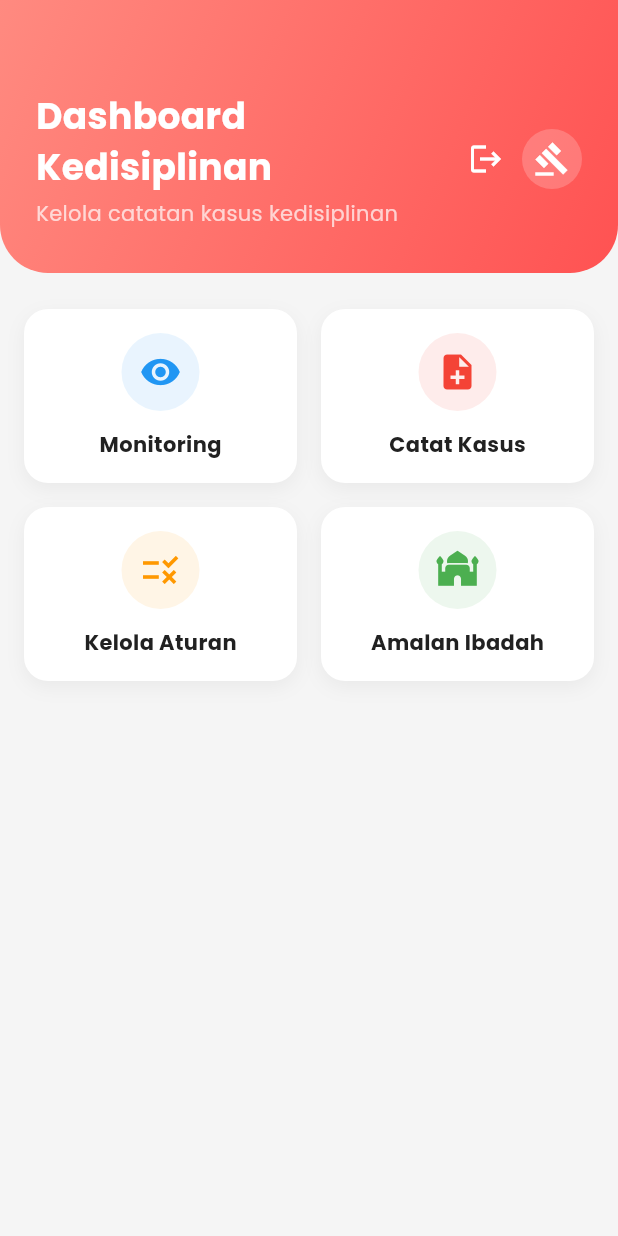
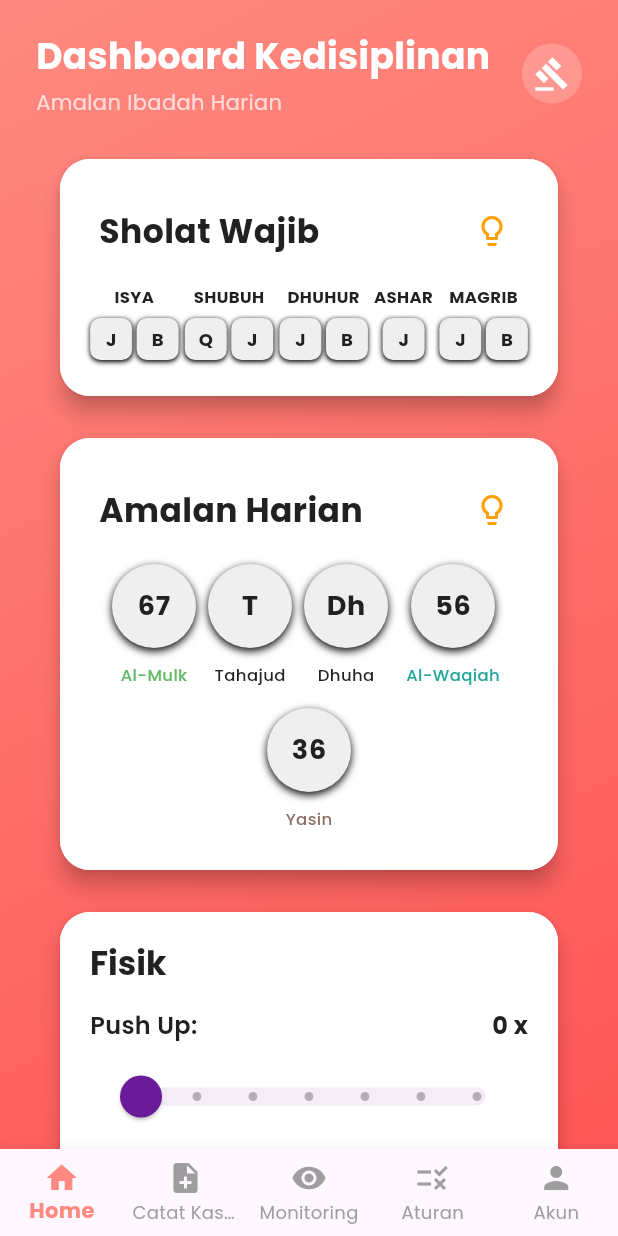
Before and after one commit to ucup-baba/Recap-bq, a Flutter app: the KedisiplinanDashboardView screen opened by its route, on a phone screen of 412 x 824 dp. Run offline on Flutter 3.47's test engine with Material 3 defaults, Android fonts, the phone set to English and light mode, and no system bars; our stand-ins replace cached_network_image, cloud_firestore, firebase_auth, firebase_core, firebase_messaging, firebase_storage and 7 more; missing offline and left inert: quran; accounts and stored records are empty; network calls fail.

Commit message:
feat: kedisiplinan dashboard with bottom navigation bar - 5 tabs (Home, Catat Kasus, Monitoring, Aturan, Akun)

```diff
--- a/lib/app/modules/kedisiplinan_dashboard/kedisiplinan_dashboard_controller.dart
+++ b/lib/app/modules/kedisiplinan_dashboard/kedisiplinan_dashboard_controller.dart
@@ -7,6 +7,16 @@ import '../../data/services/auth_service.dart';
 
 class KedisiplinanDashboardController extends GetxController {
   final _authService = AuthService.instance;
+
+  // Tab navigation
+  final currentTabIndex = 0.obs;
+
+  void changeTab(int index) {
+    Logger.info(
+      'Kedisiplinan: Changing tab from ${currentTabIndex.value} to $index',
+    );
+    currentTabIndex.value = index;
+  }
 
   void openMonitoring() => Get.toNamed(AppRoutes.violationMonitoring);
 
--- a/lib/app/modules/kedisiplinan_dashboard/kedisiplinan_dashboard_view.dart
+++ b/lib/app/modules/kedisiplinan_dashboard/kedisiplinan_dashboard_view.dart
@@ -2,6 +2,16 @@ import 'package:flutter/material.dart';
 import 'package:get/get.dart';
 
 import '../../core/theme/app_colors.dart';
+import '../../widgets/amalan_harian_card.dart';
+import '../../widgets/fisik_card.dart';
+import '../../widgets/sholat_wajib_card.dart';
+import '../kedisiplinan_ibadah/kedisiplinan_ibadah_controller.dart';
+import '../manage_violation_rules/manage_violation_rules_controller.dart';
+import '../manage_violation_rules/manage_violation_rules_view.dart';
+import '../record_violation/record_violation_controller.dart';
+import '../record_violation/record_violation_view.dart';
+import '../violation_monitoring/violation_monitoring_controller.dart';
+import '../violation_monitoring/violation_monitoring_view.dart';
 import 'kedisiplinan_dashboard_controller.dart';
 
 class KedisiplinanDashboardView
@@ -10,15 +20,95 @@ class KedisiplinanDashboardView
 
   @override
   Widget build(BuildContext context) {
+    // Ensure controllers are available for embedded tabs
+    if (!Get.isRegistered<KedisiplinanIbadahController>()) {
+      Get.put(KedisiplinanIbadahController());
+    }
+    if (!Get.isRegistered<RecordViolationController>()) {
+      Get.put(RecordViolationController());
+    }
+    if (!Get.isRegistered<ViolationMonitoringController>()) {
+      Get.put(ViolationMonitoringController());
+    }
+    if (!Get.isRegistered<ManageViolationRulesController>()) {
+      Get.put(ManageViolationRulesController());
+    }
+
     return Scaffold(
       backgroundColor: AppColors.background,
-      body: Column(
+      body: SafeArea(
+        child: Obx(() {
+          final currentIndex = controller.currentTabIndex.value;
+          return IndexedStack(
+            index: currentIndex,
+            children: [
+              // Tab 0: Home (Header + Ibadah Tracker)
+              KeyedSubtree(
+                key: const ValueKey('tab_0_home'),
+                child: _buildHomeTab(),
+              ),
+              // Tab 1: Catat Kasus
+              const KeyedSubtree(
+                key: ValueKey('tab_1_catat_kasus'),
+                child: RecordViolationView(hideAppBar: true),
+              ),
+              // Tab 2: Monitoring
+              const KeyedSubtree(
+                key: ValueKey('tab_2_monitoring'),
+                child: ViolationMonitoringView(hideAppBar: true),
+              ),
+              // Tab 3: Kelola Aturan
+              const KeyedSubtree(
+                key: ValueKey('tab_3_kelola_aturan'),
+                child: ManageViolationRulesView(hideAppBar: true),
+              ),
+              // Tab 4: Akun
+              KeyedSubtree(
+                key: const ValueKey('tab_4_account'),
+                child: _buildAccountTab(),
+              ),
+            ],
+          );
+        }),
+      ),
+      bottomNavigationBar: Obx(
+        () => BottomNavigationBar(
+          currentIndex: controller.currentTabIndex.value,
+          onTap: controller.changeTab,
+          type: BottomNavigationBarType.fixed,
+          selectedItemColor: AppColors.headerGradient.colors.first,
+          unselectedItemColor: Colors.grey,
+          selectedLabelStyle: const TextStyle(fontWeight: FontWeight.bold),
+          items: const [
+            BottomNavigationBarItem(icon: Icon(Icons.home), label: 'Home'),
+            BottomNavigationBarItem(
+              icon: Icon(Icons.note_add),
+              label: 'Catat Kasus',
+            ),
+            BottomNavigationBarItem(
+              icon: Icon(Icons.visibility),
+              label: 'Monitoring',
+            ),
+            BottomNavigationBarItem(icon: Icon(Icons.rule), label: 'Aturan'),
+            BottomNavigationBarItem(icon: Icon(Icons.person), label: 'Akun'),
+          ],
+        ),
+      ),
+    );
+  }
+
+  // ============ TAB 0: HOME ============
+  Widget _buildHomeTab() {
+    final ibadahController = Get.find<KedisiplinanIbadahController>();
+    return SingleChildScrollView(
+      child: Column(
+        crossAxisAlignment: CrossAxisAlignment.start,
         children: [
           // Header Gradient
           Container(
             padding: const EdgeInsets.only(
-              top: 60,
-              bottom: 30,
+              top: 20,
+              bottom: 20,
               left: 24,
               right: 24,
             ),
@@ -29,7 +119,10 @@ class KedisiplinanDashboardView
                 bottomRight: Radius.circular(32),
               ),
             ),
-            child: Row(
+            child: Column(
+              crossAxisAlignment: CrossAxisAlignment.start,
+              children: [
+                Row(
                   children: [
                     const Expanded(
                       child: Column(
@@ -45,23 +138,14 @@ class KedisiplinanDashboardView
                           ),
                           SizedBox(height: 4),
                           Text(
-                        'Kelola catatan kasus kedisiplinan',
-                        style: TextStyle(color: Colors.white70, fontSize: 14),
+                            'Amalan Ibadah Harian',
+                            style: TextStyle(
+                              color: Colors.white70,
+                              fontSize: 14,
+                            ),
                           ),
                         ],
                       ),
-                ),
-                Row(
-                  children: [
-                    // Logout Button
-                    IconButton(
-                      onPressed: controller.logout,
-                      icon: const Icon(
-                        Icons.logout,
-                        color: Colors.white,
-                        size: 24,
-                      ),
-                      tooltip: 'Logout',
                     ),
                     // Kedisiplinan Icon
                     Container(
@@ -74,103 +158,99 @@ class KedisiplinanDashboardView
                     ),
                   ],
                 ),
+                const SizedBox(height: 20),
+                // Ibadah Cards
+                Obx(() {
+                  final ibadahData = ibadahController.todayIbadah();
+                  return Column(
+                    children: [
+                      SholatWajibCard(
+                        ibadahData: ibadahData,
+                        onUpdate: (updated) =>
+                            ibadahController.updateIbadah(updated),
+                      ),
+                      const SizedBox(height: 12),
+                      AmalanHarianCard(
+                        ibadahData: ibadahData,
+                        selectedDate: DateTime.now(),
+                        onUpdate: (updated) =>
+                            ibadahController.updateIbadah(updated),
+                      ),
+                      const SizedBox(height: 12),
+                      FisikCard(
+                        ibadahData: ibadahData,
+                        onUpdate: (updated) =>
+                            ibadahController.updateIbadah(updated),
+                      ),
                     ],
-            ),
-          ),
-
-          const SizedBox(height: 24),
-
-          // Menu Actions
-          Padding(
-            padding: const EdgeInsets.symmetric(horizontal: 16),
-            child: Row(
-              children: [
-                _buildMenuCard(
-                  title: 'Monitoring',
-                  icon: Icons.visibility,
-                  color: Colors.blue,
-                  onTap: controller.openMonitoring,
-                ),
-                const SizedBox(width: 16),
-                _buildMenuCard(
-                  title: 'Catat Kasus',
-                  icon: Icons.note_add,
-                  color: Colors.red,
-                  onTap: controller.openRecordViolation,
-                ),
+                  );
+                }),
               ],
             ),
           ),
           const SizedBox(height: 16),
-          Padding(
-            padding: const EdgeInsets.symmetric(horizontal: 16),
-            child: Row(
+        ],
+      ),
+    );
+  }
+
+  // ============ TAB 4: AKUN ============
+  Widget _buildAccountTab() {
+    return Scaffold(
+      backgroundColor: AppColors.background,
+      appBar: AppBar(
+        title: const Text('Akun'),
+        backgroundColor: AppColors.headerGradient.colors.first,
+        foregroundColor: Colors.white,
+        automaticallyImplyLeading: false,
+      ),
+      body: ListView(
+        padding: const EdgeInsets.all(16),
         children: [
-                _buildMenuCard(
-                  title: 'Kelola Aturan',
-                  icon: Icons.rule,
-                  color: Colors.orange,
-                  onTap: controller.openManageRules,
+          // User Info
+          Card(
+            elevation: 2,
+            shape: RoundedRectangleBorder(
+              borderRadius: BorderRadius.circular(12),
             ),
-                const SizedBox(width: 16),
-                _buildMenuCard(
-                  title: 'Amalan Ibadah',
-                  icon: Icons.mosque,
-                  color: Colors.green,
-                  onTap: controller.openIbadahTracking,
+            child: const ListTile(
+              leading: CircleAvatar(
+                backgroundColor: Color(0xFFE57373),
+                child: Icon(Icons.gavel, color: Colors.white),
               ),
-              ],
+              title: Text(
+                'Kedisiplinan BQ',
+                style: TextStyle(fontWeight: FontWeight.bold),
+              ),
+              subtitle: Text('Pengelola Kedisiplinan'),
+            ),
+          ),
+          const SizedBox(height: 24),
+          // Logout Card
+          Card(
+            elevation: 2,
+            shape: RoundedRectangleBorder(
+              borderRadius: BorderRadius.circular(12),
+            ),
+            child: ListTile(
+              leading: CircleAvatar(
+                backgroundColor: Colors.red.withValues(alpha: 0.1),
+                child: const Icon(Icons.logout, color: Colors.red),
+              ),
+              title: const Text(
+                'Logout',
+                style: TextStyle(
+                  fontWeight: FontWeight.bold,
+                  color: Colors.red,
+                ),
+              ),
+              subtitle: const Text('Keluar dari aplikasi'),
+              trailing: const Icon(Icons.chevron_right, color: Colors.red),
+              onTap: controller.logout,
             ),
           ),
         ],
       ),
     );
   }
-
-  Widget _buildMenuCard({
-    required String title,
-    required IconData icon,
-    required Color color,
-    required VoidCallback onTap,
-  }) {
-    return Expanded(
-      child: GestureDetector(
-        onTap: onTap,
-        child: Container(
-          padding: const EdgeInsets.all(16),
-          decoration: BoxDecoration(
-            color: Colors.white,
-            borderRadius: BorderRadius.circular(16),
-            boxShadow: [
-              BoxShadow(
-                color: Colors.black.withValues(alpha: 0.05),
-                blurRadius: 10,
-                offset: const Offset(0, 4),
-              ),
-            ],
-          ),
-          child: Column(
-            children: [
-              Container(
-                padding: const EdgeInsets.all(12),
-                decoration: BoxDecoration(
-                  color: color.withValues(alpha: 0.1),
-                  shape: BoxShape.circle,
-                ),
-                child: Icon(icon, color: color, size: 28),
-              ),
-              const SizedBox(height: 12),
-              Text(
-                title,
-                style: const TextStyle(
-                  fontWeight: FontWeight.bold,
-                  fontSize: 14,
-                ),
-              ),
-            ],
-          ),
-        ),
-      ),
-    );
 }
-}
--- a/lib/app/modules/manage_violation_rules/manage_violation_rules_view.dart
+++ b/lib/app/modules/manage_violation_rules/manage_violation_rules_view.dart
@@ -6,25 +6,13 @@ import '../../data/models/violation_rule_model.dart';
 import 'manage_violation_rules_controller.dart';
 
 class ManageViolationRulesView extends GetView<ManageViolationRulesController> {
-  const ManageViolationRulesView({super.key});
+  final bool hideAppBar;
+
+  const ManageViolationRulesView({super.key, this.hideAppBar = false});
 
   @override
   Widget build(BuildContext context) {
-    return Scaffold(
-      backgroundColor: AppColors.background,
-      appBar: AppBar(
-        title: const Text('Kelola Aturan Pelanggaran'),
-        backgroundColor: AppColors.primaryBlue,
-        foregroundColor: Colors.white,
-        actions: [
-          IconButton(
-            icon: const Icon(Icons.add),
-            onPressed: () => controller.showAddEditDialog(),
-            tooltip: 'Tambah Aturan',
-          ),
-        ],
-      ),
-      body: Obx(() {
+    final bodyContent = Obx(() {
       if (controller.isLoading.value) {
         return const Center(child: CircularProgressIndicator());
       }
@@ -62,7 +50,43 @@ class ManageViolationRulesView extends GetView<ManageViolationRulesController> {
           },
         ),
       );
-      }),
+    });
+
+    if (hideAppBar) {
+      return Scaffold(
+        backgroundColor: AppColors.background,
+        appBar: AppBar(
+          title: const Text('Kelola Aturan'),
+          backgroundColor: AppColors.primaryBlue,
+          foregroundColor: Colors.white,
+          automaticallyImplyLeading: false,
+          actions: [
+            IconButton(
+              icon: const Icon(Icons.add),
+              onPressed: () => controller.showAddEditDialog(),
+              tooltip: 'Tambah Aturan',
+            ),
+          ],
+        ),
+        body: bodyContent,
+      );
+    }
+
+    return Scaffold(
+      backgroundColor: AppColors.background,
+      appBar: AppBar(
+        title: const Text('Kelola Aturan Pelanggaran'),
+        backgroundColor: AppColors.primaryBlue,
+        foregroundColor: Colors.white,
+        actions: [
+          IconButton(
+            icon: const Icon(Icons.add),
+            onPressed: () => controller.showAddEditDialog(),
+            tooltip: 'Tambah Aturan',
+          ),
+        ],
+      ),
+      body: bodyContent,
     );
   }
 
--- a/lib/app/modules/record_violation/record_violation_view.dart
+++ b/lib/app/modules/record_violation/record_violation_view.dart
@@ -7,17 +7,21 @@ import '../../widgets/kelompok_badge.dart';
 import 'record_violation_controller.dart';
 
 class RecordViolationView extends GetView<RecordViolationController> {
-  const RecordViolationView({super.key});
+  final bool hideAppBar;
+
+  const RecordViolationView({super.key, this.hideAppBar = false});
 
   @override
   Widget build(BuildContext context) {
     return Scaffold(
       backgroundColor: AppColors.background,
-      appBar: AppBar(
-        title: const Text('Catat Pelanggaran'),
-        backgroundColor: AppColors.primaryBlue,
-        foregroundColor: Colors.white,
-      ),
+      appBar: hideAppBar
+          ? null
+          : AppBar(
+              title: const Text('Catat Pelanggaran'),
+              backgroundColor: AppColors.primaryBlue,
+              foregroundColor: Colors.white,
+            ),
       body: Obx(() {
         if (controller.isLoading.value) {
           return const Center(child: CircularProgressIndicator());
```
Lines whose indentation alone changed are shown as unchanged.
